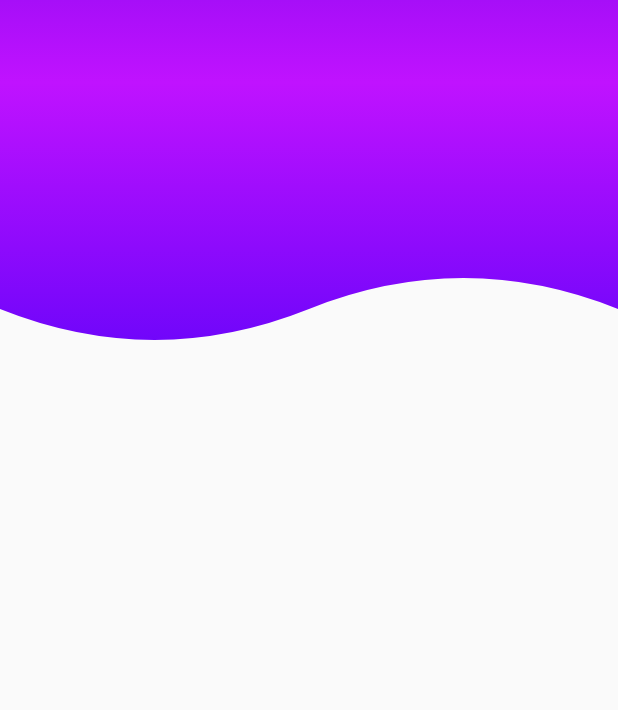
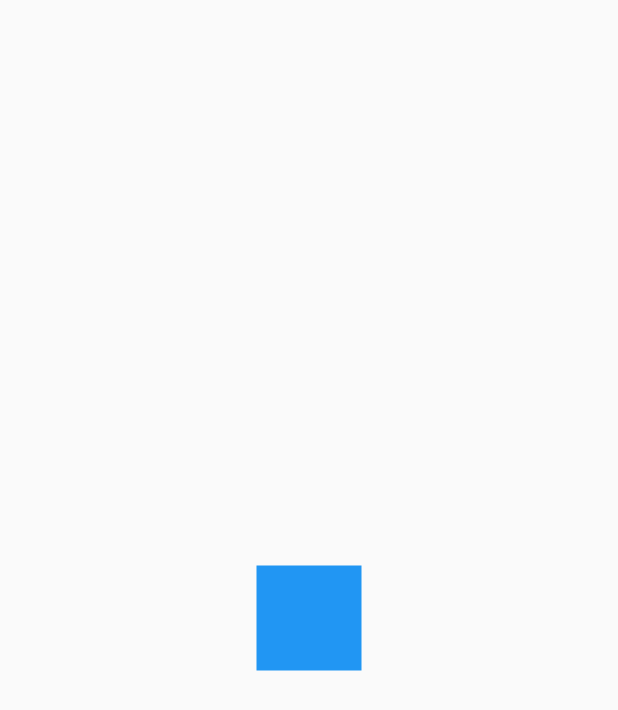
Before and after one commit to iKurito/fl_disenos_app, a Flutter app: the screen it shows after launch, on a phone screen of 412 x 824 dp. Shown: the top 710 px of the screen. Run offline on Flutter 3.47's test engine with Material 2 defaults, Android fonts, the phone set to English and light mode, and no system bars.

Commit message:
new design features

```diff
--- a/lib/main.dart
+++ b/lib/main.dart
@@ -1,6 +1,6 @@
+import 'package:fl_disenos_app/src/retos/cuadrado_animado_page.dart';
 import 'package:flutter/material.dart';
 
-import 'package:fl_disenos_app/src/pages/pages.dart';
 
 void main() => runApp(const MyApp());
 
@@ -11,8 +11,8 @@ class MyApp extends StatelessWidget {
   Widget build(BuildContext context) {
     return const MaterialApp(
       debugShowCheckedModeBanner: false,
-      title: 'Material App',
-      home: HeadersPage()
+      title: 'Diseños App',
+      home: CuadradoAnimadoPage()
     );
   }
 }
--- a/lib/src/pages/pages.dart
+++ b/lib/src/pages/pages.dart
@@ -1 +1,2 @@
+export 'package:fl_disenos_app/src/pages/animaciones_page.dart';
 export 'package:fl_disenos_app/src/pages/headers_page.dart';
--- /dev/null
+++ b/lib/src/retos/cuadrado_animado_page.dart
@@ -0,0 +1,100 @@
+import 'package:flutter/material.dart';
+
+class CuadradoAnimadoPage extends StatelessWidget {
+  const CuadradoAnimadoPage({Key? key}) : super(key: key);
+
+  @override
+  Widget build(BuildContext context) {
+    return const Scaffold(
+      body: Center(
+        child: _CuadradoAnimado()
+      )
+    );
+  }
+}
+
+class _CuadradoAnimado extends StatefulWidget {
+  const _CuadradoAnimado({
+    Key? key,
+  }) : super(key: key);
+
+  @override
+  State<_CuadradoAnimado> createState() => _CuadradoAnimadoState();
+}
+
+class _CuadradoAnimadoState extends State<_CuadradoAnimado> with SingleTickerProviderStateMixin {
+  late AnimationController controller;
+
+  late Animation<double> moverDerecha;
+  late Animation<double> moverArriba;
+  late Animation<double> moverIzquierda;
+  late Animation<double> moverAbajo;
+
+  @override
+  void initState() {
+    super.initState();
+
+    controller = AnimationController(
+      vsync: this, duration: const Duration(milliseconds: 4500)
+    );
+
+    moverDerecha = Tween(begin: 0.0, end: 100.0).animate(
+      CurvedAnimation(parent: controller, curve: const Interval(0, 0.25, curve: Curves.bounceOut))
+    );
+
+    moverArriba = Tween(begin: 0.0, end: -100.0).animate(
+      CurvedAnimation(parent: controller, curve: const Interval(0.25, 0.5, curve: Curves.bounceOut))
+    );
+
+    moverIzquierda = Tween(begin: 0.0, end: -100.0).animate(
+      CurvedAnimation(parent: controller, curve: const Interval(0.5, 0.75, curve: Curves.bounceOut))
+    );
+
+    moverAbajo = Tween(begin: 0.0, end: 100.0).animate(
+      CurvedAnimation(parent: controller, curve: const Interval(0.75, 1.0, curve: Curves.bounceOut))
+    );
+
+    controller.addListener(() {
+      if (controller.status == AnimationStatus.completed) {
+        controller.reset();
+      }
+    });
+  }
+
+  @override
+  void dispose() {
+    controller.dispose();
+    super.dispose();
+  }
+
+  @override
+  Widget build(BuildContext context) {
+    controller.forward();
+
+    return AnimatedBuilder(
+      animation: controller,
+      child: const _Rectangulo(),
+      builder: (BuildContext context, Widget? child) {
+        return Transform.translate(
+          offset: Offset(moverDerecha.value + moverIzquierda.value, moverArriba.value + moverAbajo.value),
+          child: child
+        );
+      }
+    );
+  }
+}
+
+class _Rectangulo extends StatelessWidget {
+  const _Rectangulo({Key? key}) : super(key: key);
+
+  @override
+  Widget build(BuildContext context) {
+    return Container(
+      height: 70,
+      width: 70,
+      decoration: const BoxDecoration(
+        color: Colors.blue
+      ),
+    );
+  }
+}
```
Also changed, not shown: lib/src/pages/animaciones_page.dart (added, +115 -0 lines).
